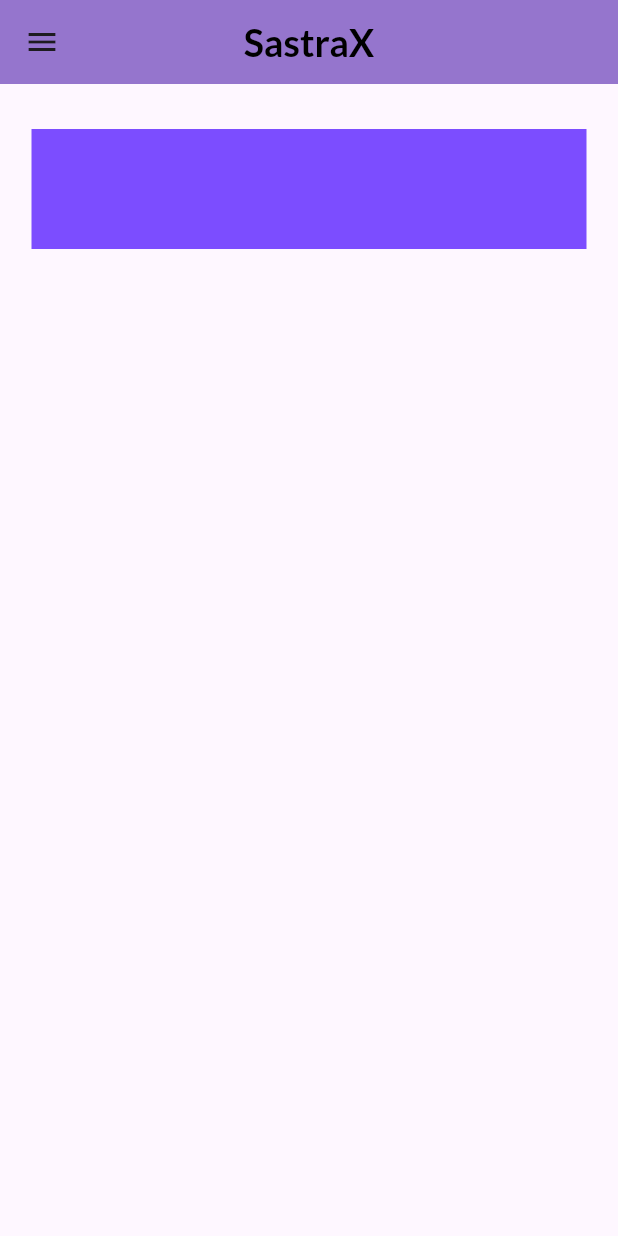
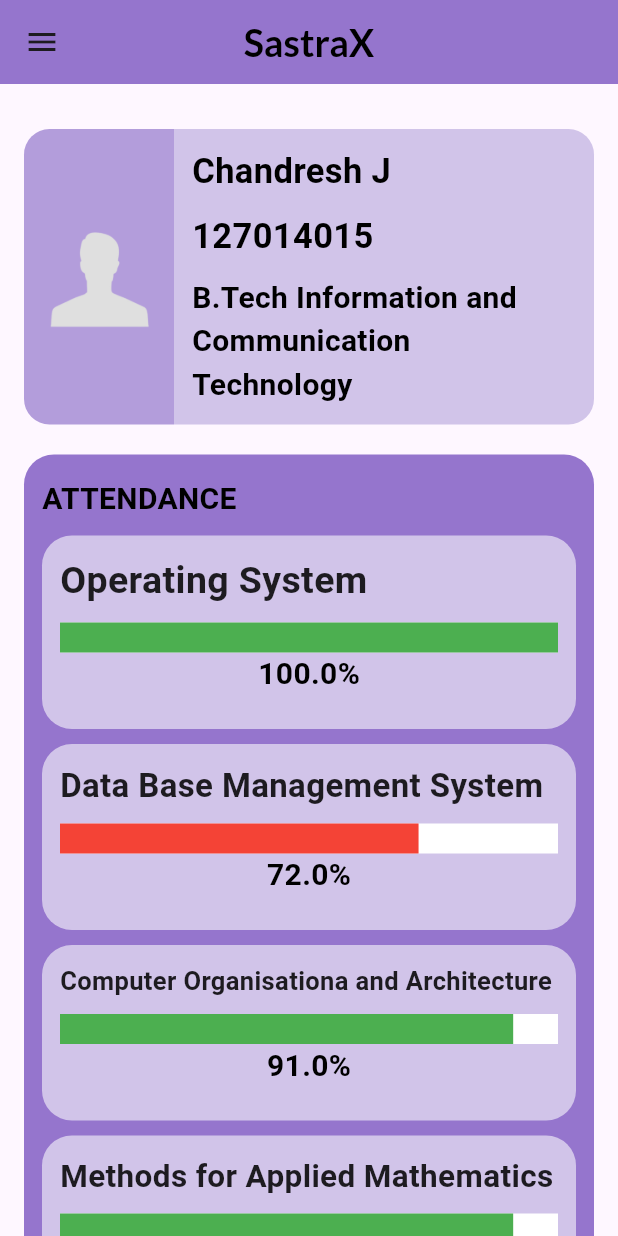
Before and after one commit to yawansharma/SastraX-Flutter, a Flutter app: the screen it shows after launch, after a tap on "L O G I N", on a phone screen of 412 x 824 dp. Run offline on Flutter 3.47's test engine with Material 3 defaults, Android fonts, the phone set to English and light mode, and no system bars; drawn by our look-alikes of auto_size_text; our stand-ins replace animate_do, google_fonts.

Commit message:
Initial Home Page with Attendance Feautures

```diff
--- /dev/null
+++ b/lib/Components/AttendanceBar.dart
@@ -0,0 +1,53 @@
+import 'package:auto_size_text/auto_size_text.dart';
+import 'package:flutter/cupertino.dart';
+import 'package:flutter/material.dart';
+
+class AttendanceBar extends StatelessWidget {
+  final double attendancePercent;
+  final String subjectName ;
+  const AttendanceBar({super.key , required this.attendancePercent , required this.subjectName
+  });
+
+  @override
+  Widget build(BuildContext context) {
+    return Container(
+      padding: EdgeInsets.all(12),
+      width: double.infinity,
+      decoration: BoxDecoration(
+        color: Colors.deepPurple[100],
+        borderRadius: BorderRadius.circular(20)
+      ),
+      child: Column(
+        crossAxisAlignment: CrossAxisAlignment.start,
+        children: [
+          AutoSizeText(
+            subjectName,
+            style: TextStyle(
+              fontWeight: FontWeight.bold,
+              fontSize: 25,
+            ),
+            maxLines: 1,
+          ),
+          SizedBox(height: 10),
+          LinearProgressIndicator(
+            backgroundColor: Colors.white,
+            value: attendancePercent,
+            minHeight: 20,
+            color: attendancePercent >= 0.80 ? Colors.green : Colors.red,
+          ),
+          Positioned.fill(child: Center(
+            child: Text(
+              '${(attendancePercent * 100).toStringAsFixed(1)}%',
+              style: TextStyle(
+                fontSize: 20,
+                fontWeight: FontWeight.bold ,
+                color: Colors.black,
+              ),
+            ),
+          )),
+          SizedBox(height: 10),
+        ],
+      ),
+    );
+  }
+}
--- a/lib/Pages/HomePage.dart
+++ b/lib/Pages/HomePage.dart
@@ -1,6 +1,7 @@
 import 'package:flutter/cupertino.dart';
 import 'package:flutter/material.dart';
 import 'package:google_fonts/google_fonts.dart';
+import 'package:sastra_x/Components/AttendanceBar.dart';
 import 'package:sastra_x/Components/MenuBarTile.dart';
 import 'package:sastra_x/Pages/InternalPage.dart';
 import 'package:sastra_x/Pages/loginpage.dart';
@@ -13,6 +14,13 @@ class HomePage extends StatefulWidget {
 }
 
 class _HomePageState extends State<HomePage> {
+  final attendanceWidgets = [
+    AttendanceBar(subjectName: 'Operating System', attendancePercent: 1.0),
+    AttendanceBar(subjectName: 'Data Base Management System', attendancePercent: 0.72),
+    AttendanceBar(subjectName: 'Computer Organisationa and Architecture', attendancePercent: 0.91),
+    AttendanceBar(subjectName: 'Methods for Applied Mathematics', attendancePercent: 0.91)
+  ];
+
   @override
   Widget build(BuildContext context) {
     return Scaffold(
@@ -38,40 +46,152 @@ class _HomePageState extends State<HomePage> {
               child: DrawerHeader(
                 child: Column(
                   children: [
-                  const SizedBox(height : 2),
-                  const CircleAvatar(radius: 45 , child: Image(image: AssetImage('assets/icon/Logo.png')),backgroundColor: Colors.transparent,),
+                    const SizedBox(height: 2),
+                    const CircleAvatar(
+                      radius: 45,
+                      child: Image(image: AssetImage('assets/icon/Logo.png')),
+                      backgroundColor: Colors.transparent,
+                    ),
                     const SizedBox(height: 17),
-                  Text("Hello , STUDENTNAME " , style: GoogleFonts.lato(
+                    Text(
+                      "Hello , STUDENTNAME ",
+                      style: GoogleFonts.lato(
                         fontSize: 18,
                         fontWeight: FontWeight.bold,
                         color: Colors.black,
-                  ),),
+                      ),
+                    ),
                   ],
                 ),
               ),
             ),
             const SizedBox(height: 5),
             MenuBarTile(name: 'I N T E R N A L S ', targetPage: InternalPage()),
-            const SizedBox(height : 5),
-            MenuBarTile(name : 'L O G O U T ' , targetPage : LoginPage()),
-            const SizedBox(height : 5),
+            const SizedBox(height: 5),
+            MenuBarTile(name: 'L O G O U T ', targetPage: LoginPage()),
+            const SizedBox(height: 5),
             MenuBarTile(name: 'H E L L O', targetPage: LoginPage()),
-            const SizedBox(height : 5),
+            const SizedBox(height: 5),
             MenuBarTile(name: 'B Y E', targetPage: LoginPage()),
           ],
-        )
         ),
-        body: Column(
+      ),
+      body: SingleChildScrollView(
+        padding: const EdgeInsets.only(bottom: 20),
+        child: Column(
           children: [
-            SizedBox(height: 30),
+            const SizedBox(height: 30),
             Center(
+              child: Column(
+                children: [
+                  Container(
+                    width: 380,
+                    decoration: BoxDecoration(
+                      color: Colors.transparent,
+                      borderRadius: BorderRadius.circular(17),
+                    ),
+                    child: IntrinsicHeight(
+                      child: Row(
+                        crossAxisAlignment: CrossAxisAlignment.stretch,
+                        children: [
+                          Container(
+                            padding: const EdgeInsets.all(15),
+                            decoration: BoxDecoration(
+                              color: Colors.deepPurple[200],
+                              borderRadius: const BorderRadius.only(
+                                topLeft: Radius.circular(17),
+                                bottomLeft: Radius.circular(17),
+                              ),
+                            ),
+                            child: const CircleAvatar(
+                              radius: 35,
+                              backgroundColor: Colors.transparent,
+                              child: Image(image: AssetImage('assets/icon/Avatar.png')),
+                            ),
+                          ),
+                          Expanded(
                             child: Container(
-                height: 80,
-                width: 370,
-                color: Colors.deepPurpleAccent,
+                              padding: const EdgeInsets.all(12),
+                              decoration: BoxDecoration(
+                                color: Colors.deepPurple[100],
+                                borderRadius: const BorderRadius.only(
+                                  topRight: Radius.circular(17),
+                                  bottomRight: Radius.circular(17),
                                 ),
-            )
+                              ),
+                              child: const Column(
+                                crossAxisAlignment: CrossAxisAlignment.start,
+                                children: [
+                                  Text(
+                                    'Chandresh J',
+                                    style: TextStyle(
+                                      color: Colors.black,
+                                      fontWeight: FontWeight.bold,
+                                      fontSize: 23,
+                                    ),
+                                    softWrap: true,
+                                  ),
+                                  SizedBox(height: 10),
+                                  Text(
+                                    '127014015',
+                                    style: TextStyle(
+                                      fontSize: 23,
+                                      fontWeight: FontWeight.bold,
+                                      color: Colors.black,
+                                    ),
+                                  ),
+                                  SizedBox(height: 10),
+                                  Text(
+                                    'B.Tech Information and Communication Technology',
+                                    style: TextStyle(
+                                      fontSize: 20,
+                                      fontWeight: FontWeight.bold,
+                                      color: Colors.black,
+                                    ),
+                                    softWrap: true,
+                                  ),
                                 ],
+                              ),
+                            ),
+                          ),
+                        ],
+                      ),
+                    ),
+                  ),
+                  const SizedBox(height: 20),
+                  Container(
+                    padding: const EdgeInsets.symmetric(horizontal: 12, vertical: 15),
+                    width: 380,
+                    decoration: BoxDecoration(
+                      color: Colors.deepPurple[300],
+                      borderRadius: BorderRadius.circular(20),
+                    ),
+                    child: Column(
+                      crossAxisAlignment: CrossAxisAlignment.start,
+                      children: [
+                        const Text(
+                          'ATTENDANCE',
+                          style: TextStyle(
+                            color: Colors.black,
+                            fontWeight: FontWeight.bold,
+                            fontSize: 20,
+                          ),
+                        ),
+                        const SizedBox(height: 10),
+                        ...attendanceWidgets
+                            .map((bar) => Padding(
+                          padding: const EdgeInsets.only(bottom: 10),
+                          child: bar,
+                        ))
+                            .toList(),
+                      ],
+                    ),
+                  ),
+                ],
+              ),
+            ),
+          ],
+        ),
       ),
     );
   }
--- a/lib/Pages/loginpage.dart
+++ b/lib/Pages/loginpage.dart
@@ -96,7 +96,7 @@ class _LoginPageState extends State<LoginPage> {
               Padding(
                 padding: const EdgeInsets.all(8.0),
                 child: Text(
-                  'Welcome to SastragiX',
+                  'Welcome to SastraX',
                   style: GoogleFonts.lato(
                     textStyle: const TextStyle(
                       fontSize: 20,
--- a/pubspec.yaml
+++ b/pubspec.yaml
@@ -30,6 +30,7 @@ environment:
 dependencies:
   google_fonts: ^6.2.1
   device_preview:
+  auto_size_text :
   flutter:
     sdk: flutter
 
```
Also changed, not shown: assets/icon/Avatar.png (added), pubspec.lock. Lines whose indentation alone changed are shown as unchanged.
